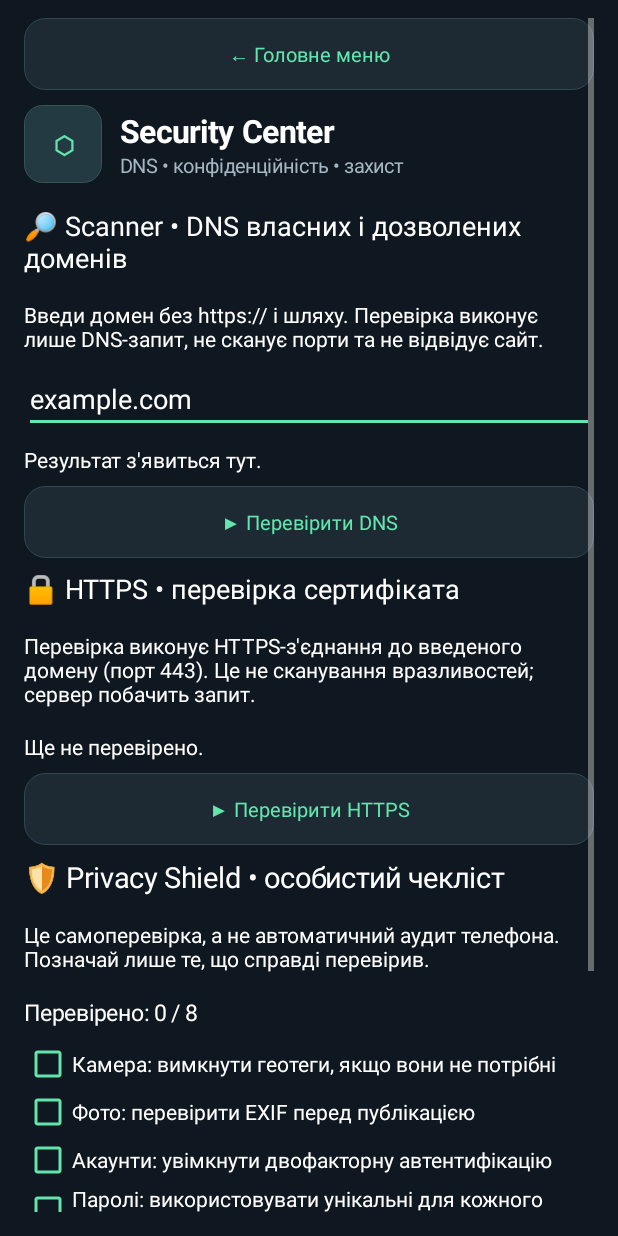
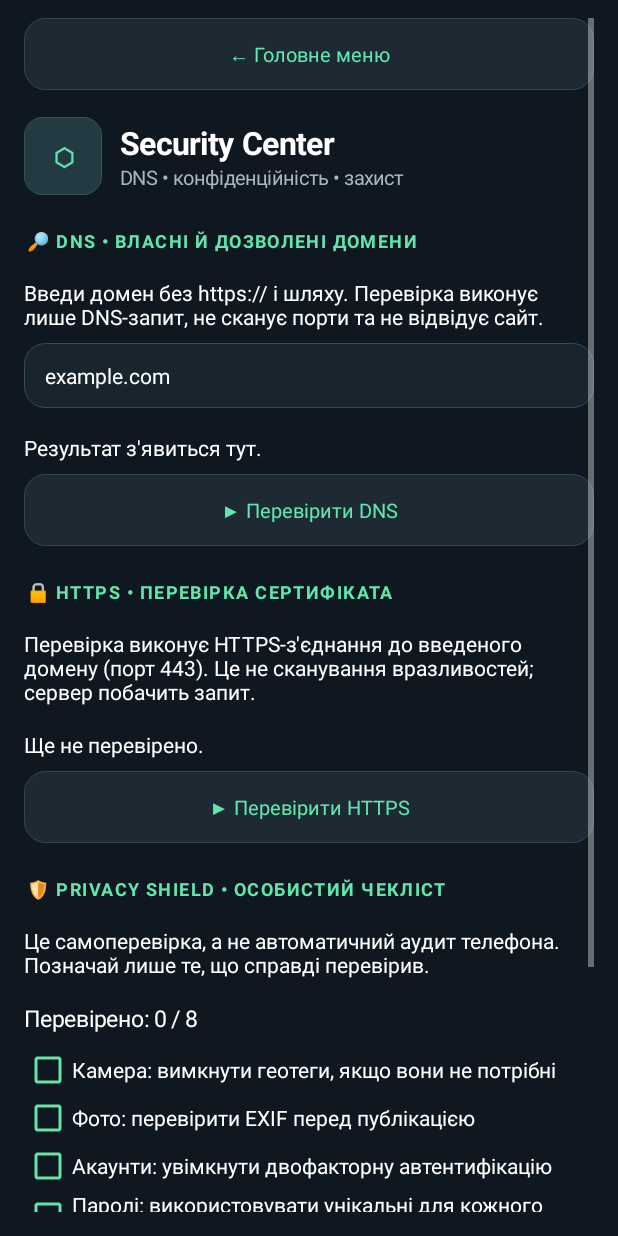
Before and after one commit to MrKanzo/Os1n7, an Android app: the SecurityCenterActivity screen opened directly, with no data from a screen before it, on a phone screen of 412 x 824 dp. Run offline under Robolectric (Android 15) with nearby library versions, the phone set to English and light mode, and no system bars.

Commit message:
ui: polish Security Center headings and DNS input

```diff
--- a/app/src/main/java/com/mrkanzo/os1n7/SecurityCenterActivity.kt
+++ b/app/src/main/java/com/mrkanzo/os1n7/SecurityCenterActivity.kt
@@ -38,7 +38,8 @@ class SecurityCenterActivity:Activity() {
   p.addView(v);return v
  }
  private fun button(p:LinearLayout,s:String,action:()->Unit) {
-  p.addView(Os1n7Ui.button(this).apply { text=s;isAllCaps=false;setOnClickListener { action() } })
+  p.addView(Os1n7Ui.button(this).apply { text=s;setOnClickListener { action() } },
+   LinearLayout.LayoutParams(-1,-2).apply { bottomMargin=dp(8) })
  }
  override fun onCreate(savedInstanceState:Bundle?) {
   super.onCreate(savedInstanceState)
@@ -54,11 +55,14 @@ class SecurityCenterActivity:Activity() {
   setContentView(root);root.requestApplyInsets()
   button(body,"← Головне меню"){finish()}
   Os1n7Ui.pageTitle(this,body,"⬡","Security Center","DNS • конфіденційність • захист")
-  text(body,"🔎 Scanner • DNS власних і дозволених доменів",18f)
+  body.addView(Os1n7Ui.sectionHeading(this,"🔎 DNS • власні й дозволені домени"))
   text(body,"Введи домен без https:// і шляху. Перевірка виконує лише DNS-запит, не сканує порти та не відвідує сайт.",14f)
   val input=EditText(this).apply {
-   hint="example.com";setText("example.com");setSingleLine(true);setTextColor(Color.WHITE);setHintTextColor(Color.LTGRAY)
-  };body.addView(input)
+   hint="example.com";setText("example.com");setSingleLine(true);textSize=14f
+   setTextColor(Color.WHITE);setHintTextColor(Os1n7Ui.muted)
+   setPadding(dp(14),dp(12),dp(14),dp(12))
+   background=Os1n7Ui.inputBackground(this@SecurityCenterActivity)
+  };body.addView(input,LinearLayout.LayoutParams(-1,-2).apply { bottomMargin=dp(9) })
   val result=text(body,"Результат з'явиться тут.",14f)
   button(body,"▶ Перевірити DNS") {
    val raw=input.text.toString().trim().trimEnd('.')
@@ -80,7 +84,7 @@ class SecurityCenterActivity:Activity() {
     }.start()
    }
   }
-  text(body,"🔒 HTTPS • перевірка сертифіката",18f)
+  body.addView(Os1n7Ui.sectionHeading(this,"🔒 HTTPS • перевірка сертифіката"))
   text(body,"Перевірка виконує HTTPS-з'єднання до введеного домену (порт 443). Це не сканування вразливостей; сервер побачить запит.",14f)
   val tlsResult=text(body,"Ще не перевірено.",14f)
   button(body,"▶ Перевірити HTTPS") {
@@ -114,7 +118,7 @@ class SecurityCenterActivity:Activity() {
     }.start()
    }
   }
-  text(body,"🛡️ Privacy Shield • особистий чекліст",19f)
+  body.addView(Os1n7Ui.sectionHeading(this,"🛡 Privacy Shield • особистий чекліст"))
   text(body,"Це самоперевірка, а не автоматичний аудит телефона. Позначай лише те, що справді перевірив.",14f)
   val summary=text(body,"",15f)
   fun update() {
```
